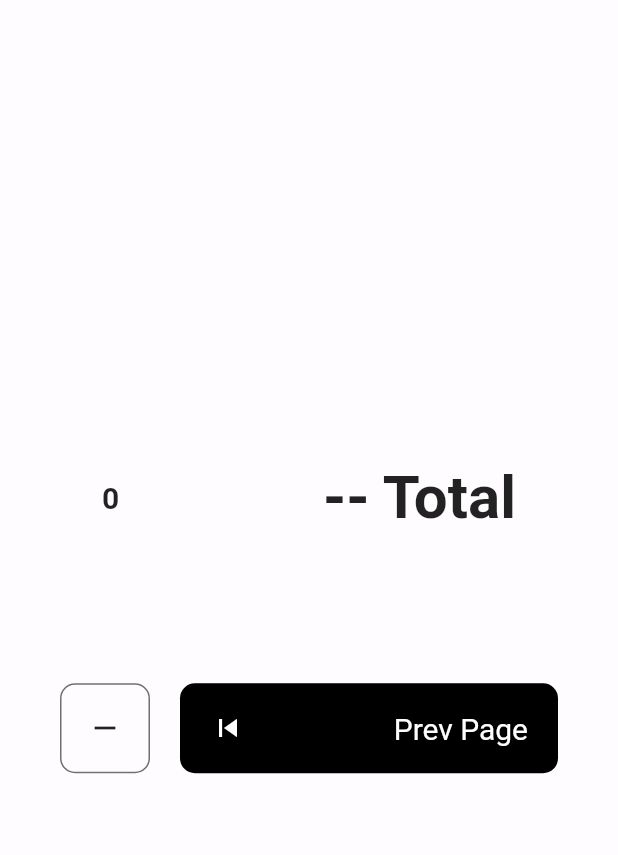
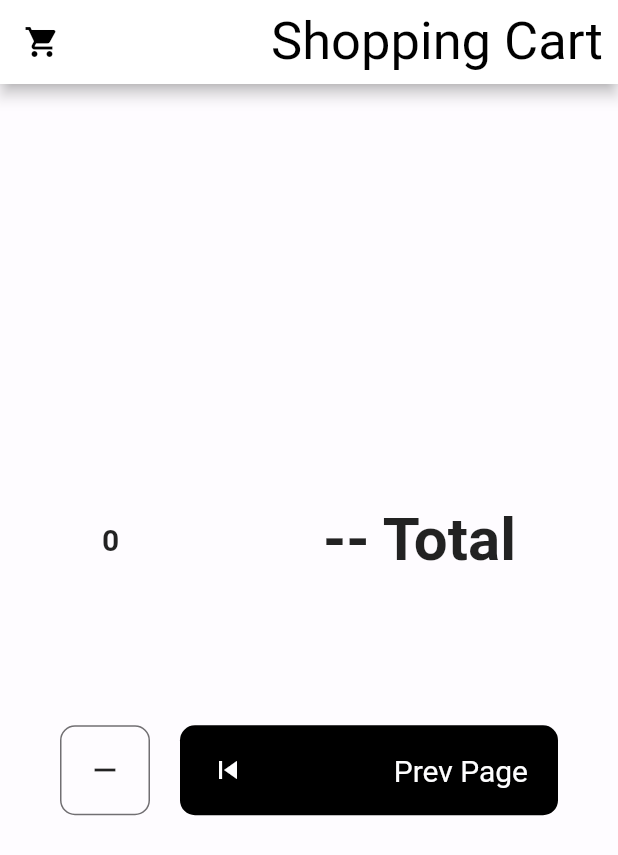
Before and after one commit to elitekentoy/shopping_cart, a Flutter app: the SecondPage screen opened directly, on a phone screen of 412 x 824 dp. Shown: the top 855 px of the screen. Run offline on Flutter 3.47's test engine with Material 2 defaults, Android fonts, the phone set to English and light mode, and no system bars; our stand-ins replace get.

Commit message:
Add AppBar to SecondPage

```diff
--- a/lib/second_page.dart
+++ b/lib/second_page.dart
@@ -11,6 +11,27 @@ class SecondPage extends StatelessWidget {
   @override
   Widget build(BuildContext context) {
     return Scaffold(
+      appBar: AppBar(
+        backgroundColor: Colors.white,
+        leading: const Icon(
+          Icons.shopping_cart,
+          color: Colors.black,
+        ),
+        actions: [
+          Container(
+            margin: const EdgeInsets.only(right: 10),
+            child: const Center(
+              child: Text(
+                'Shopping Cart',
+                style: TextStyle(
+                  fontSize: 35,
+                  color: Colors.black,
+                ),
+              ),
+            ),
+          ),
+        ],
+      ),
       backgroundColor: const Color(0xFFfefcff),
       body: Container(
           width: double.maxFinite,
```
